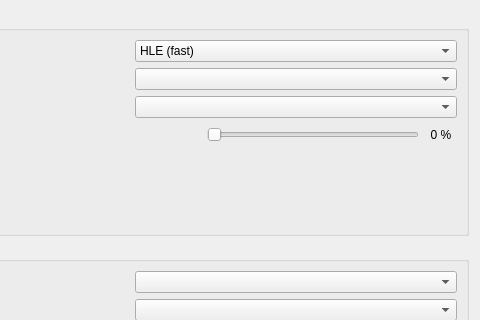
First picture: the form in src/citra_qt/configuration/configure_audio.ui, repository AzaharPlus/AzaharPlus, before the edit; both pictures show x 216 to 696 and y 0 to 320 of the 696 by 527 pixel window.
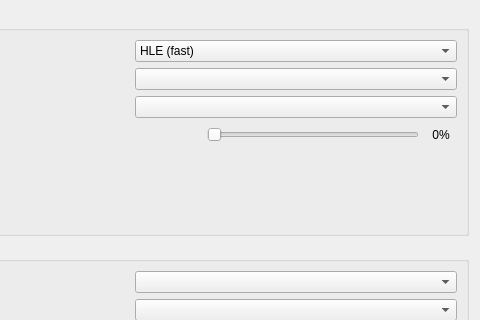
Second picture: the form after the edit.

```diff
--- a/src/citra_qt/configuration/configure_audio.ui
+++ b/src/citra_qt/configuration/configure_audio.ui
@@ -162,7 +162,7 @@
             </size>
            </property>
            <property name="text">
-            <string>0 %</string>
+            <string notr="true">0%</string>
            </property>
            <property name="alignment">
             <set>Qt::AlignCenter</set>
```
